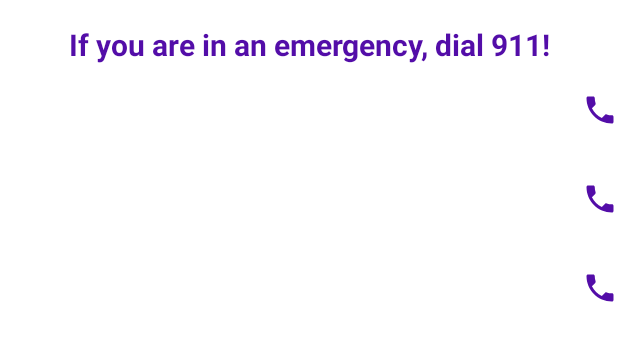
After one commit to BooneTison/FN-Android, an Android app: the layout fragment_health_safety_list.xml on its own in the app's theme, with its tools: preview values and no code run, on a phone screen of 412 x 824 dp. The commit adds this screen. Shown: the top 341 px of the screen. Run offline under Robolectric (Android 15) with nearby library versions, the phone set to English and light mode, and no system bars.

Commit message:
Added health and safety page

```diff
--- /dev/null
+++ b/app/src/main/res/drawable/ic_baseline_link_24_purple.xml
@@ -0,0 +1,5 @@
+<vector android:height="24dp" android:tint="#530DA8"
+    android:viewportHeight="24" android:viewportWidth="24"
+    android:width="24dp" xmlns:android="http://schemas.android.com/apk/res/android">
+    <path android:fillColor="@android:color/white" android:pathData="M3.9,12c0,-1.71 1.39,-3.1 3.1,-3.1h4L11,7L7,7c-2.76,0 -5,2.24 -5,5s2.24,5 5,5h4v-1.9L7,15.1c-1.71,0 -3.1,-1.39 -3.1,-3.1zM8,13h8v-2L8,11v2zM17,7h-4v1.9h4c1.71,0 3.1,1.39 3.1,3.1s-1.39,3.1 -3.1,3.1h-4L13,17h4c2.76,0 5,-2.24 5,-5s-2.24,-5 -5,-5z"/>
+</vector>
--- /dev/null
+++ b/app/src/main/res/drawable/ic_baseline_local_phone_24_purple.xml
@@ -0,0 +1,5 @@
+<vector android:height="24dp" android:tint="#530DA8"
+    android:viewportHeight="24" android:viewportWidth="24"
+    android:width="24dp" xmlns:android="http://schemas.android.com/apk/res/android">
+    <path android:fillColor="@android:color/white" android:pathData="M6.62,10.79c1.44,2.83 3.76,5.14 6.59,6.59l2.2,-2.2c0.27,-0.27 0.67,-0.36 1.02,-0.24 1.12,0.37 2.33,0.57 3.57,0.57 0.55,0 1,0.45 1,1V20c0,0.55 -0.45,1 -1,1 -9.39,0 -17,-7.61 -17,-17 0,-0.55 0.45,-1 1,-1h3.5c0.55,0 1,0.45 1,1 0,1.25 0.2,2.45 0.57,3.57 0.11,0.35 0.03,0.74 -0.25,1.02l-2.2,2.2z"/>
+</vector>
--- a/app/src/main/res/layout/fragment_health_safety.xml
+++ b/app/src/main/res/layout/fragment_health_safety.xml
@@ -1,14 +1,32 @@
 <?xml version="1.0" encoding="utf-8"?>
-<FrameLayout xmlns:android="http://schemas.android.com/apk/res/android"
-    xmlns:tools="http://schemas.android.com/tools"
+<LinearLayout xmlns:android="http://schemas.android.com/apk/res/android"
+    xmlns:app="http://schemas.android.com/apk/res-auto"
     android:layout_width="match_parent"
-    android:layout_height="match_parent"
-    tools:context=".HealthSafetyFragment">
+    android:layout_height="wrap_content"
+    android:divider="@android:drawable/bottom_bar"
+    android:orientation="horizontal">
 
-    <!-- TODO: Update blank fragment layout -->
     <TextView
-        android:layout_width="match_parent"
+        android:id="@+id/content"
+        android:layout_width="0dp"
+        android:layout_height="wrap_content"
+        android:layout_margin="@dimen/text_margin"
+        android:layout_weight="1"
+        android:clickable="true"
+        android:textAppearance="?attr/textAppearanceListItem"
+        android:textColor="@color/furman_purple"
+        android:textSize="20sp"
+        android:textStyle="bold"
+        android:focusable="true" />
+
+    <ImageButton
+        android:id="@+id/phoneLinkButton"
+        android:layout_width="wrap_content"
         android:layout_height="match_parent"
-        android:text="@string/health_safety_text" />
+        android:layout_weight="0"
+        android:background="@color/transparent"
+        android:contentDescription="@string/phone_text"
+        app:srcCompat="@drawable/ic_baseline_local_phone_24"
+        app:tint="@color/furman_purple" />
 
-</FrameLayout>
+</LinearLayout>
--- /dev/null
+++ b/app/src/main/res/layout/fragment_health_safety_list.xml
@@ -0,0 +1,41 @@
+<?xml version="1.0" encoding="utf-8"?>
+<androidx.constraintlayout.widget.ConstraintLayout xmlns:android="http://schemas.android.com/apk/res/android"
+    xmlns:app="http://schemas.android.com/apk/res-auto"
+    xmlns:tools="http://schemas.android.com/tools"
+    android:layout_width="match_parent"
+    android:layout_height="match_parent"
+    android:background="@color/white"
+    tools:context=".HealthSafetyFragment">
+
+    <TextView
+        android:id="@+id/emergencyText"
+        android:layout_width="0dp"
+        android:layout_height="wrap_content"
+        android:layout_marginStart="16dp"
+        android:layout_marginLeft="16dp"
+        android:layout_marginTop="16dp"
+        android:layout_marginEnd="16dp"
+        android:layout_marginRight="16dp"
+        android:gravity="center"
+        android:text="@string/emergency_text"
+        android:textAllCaps="false"
+        android:textColor="@color/furman_purple"
+        android:textSize="20sp"
+        android:textStyle="bold"
+        app:layout_constraintEnd_toEndOf="parent"
+        app:layout_constraintStart_toStartOf="parent"
+        app:layout_constraintTop_toTopOf="parent" />
+
+    <androidx.recyclerview.widget.RecyclerView
+        android:id="@+id/healthSafetyList"
+        android:layout_width="match_parent"
+        android:layout_height="0dp"
+        android:clipToPadding="false"
+        app:layout_constraintBottom_toBottomOf="parent"
+        app:layout_constraintEnd_toEndOf="parent"
+        app:layout_constraintStart_toStartOf="parent"
+        app:layout_constraintTop_toBottomOf="@+id/emergencyText"
+        tools:context=".HealthSafetyFragment"
+        tools:listitem="@layout/fragment_health_safety" />
+
+</androidx.constraintlayout.widget.ConstraintLayout>
--- a/app/src/main/res/values/strings.xml
+++ b/app/src/main/res/values/strings.xml
@@ -40,5 +40,6 @@
     <string name="housing_residence_text_off"><![CDATA[Housing & Residence Life: off]]></string>
     <string name="dining_services_text_off">Dining Services: off</string>
     <string name="parent_engagement_text_off">Furman Parent Engagement: off</string>
+    <string name="emergency_text">If you are in an emergency, dial 911!</string>
 
 </resources>
```
Also changed, not shown: app/src/main/java/com/example/fn_android/HealthSafetyFragment.java (+107 -31 lines), app/src/main/java/com/example/fn_android/HealthSafetyRecyclerViewAdapter.java (added, +119 -0 lines), app/src/main/res/drawable/ic_baseline_link_24.xml (added, +10 -0 lines), app/src/main/res/navigation/nav_graph.xml (+3 -4 lines).
